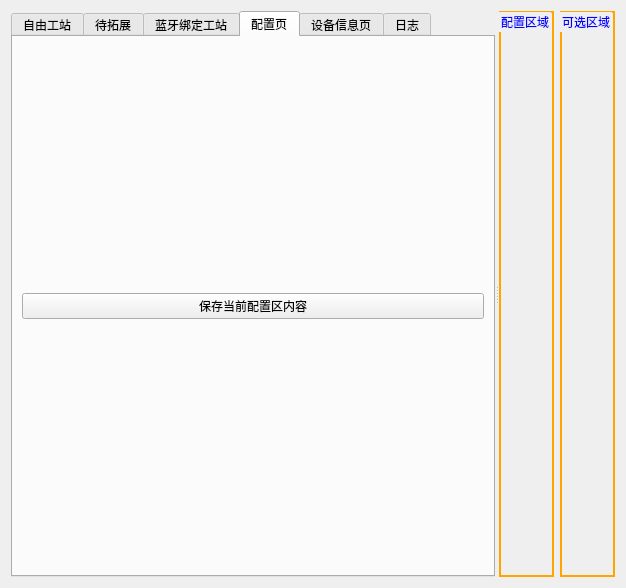
Old version of the form work_station/freework/qfreework.ui in the repository yuhuang163/test.
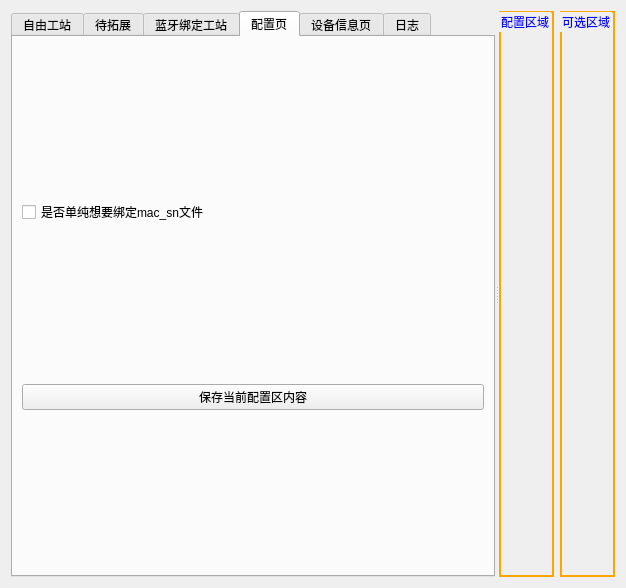
New version of the form. The open tabs and pages were chosen to show the change.

Commit message: // [AGE_VER] 修改版本判断比对方式 // [CAMERA_VER] 修改版本判断比对方式 // [FREE_VER] 增加绑定功能 // [MOTOR_VER] 修改版本判断比对方式 // [PCBA_VER] 修改版本判断比对方式 // [QC_VER] 修改版本判断比对方式 // [SINGLE_VER]  修改版本判断比对方式 // [PRESSURE_VER] 删除冗余代码 //

Patch:
```diff
--- a/work_station/freework/qfreework.ui
+++ b/work_station/freework/qfreework.ui
@@ -562,13 +562,20 @@
         <string>配置页</string>
        </attribute>
        <layout class="QGridLayout" name="gridLayout_5">
-        <item row="0" column="0">
+        <item row="1" column="0">
          <widget class="QPushButton" name="save_config">
           <property name="text">
            <string>保存当前配置区内容</string>
           </property>
          </widget>
         </item>
+        <item row="0" column="0">
+         <widget class="QCheckBox" name="just_banding">
+          <property name="text">
+           <string>是否单纯想要绑定mac_sn文件</string>
+          </property>
+         </widget>
+        </item>
        </layout>
       </widget>
       <widget class="QWidget" name="tab_5">
```
Left out of the diff: 2 changed lines with no effect on the pictures. The commit also changes 16 other files.
